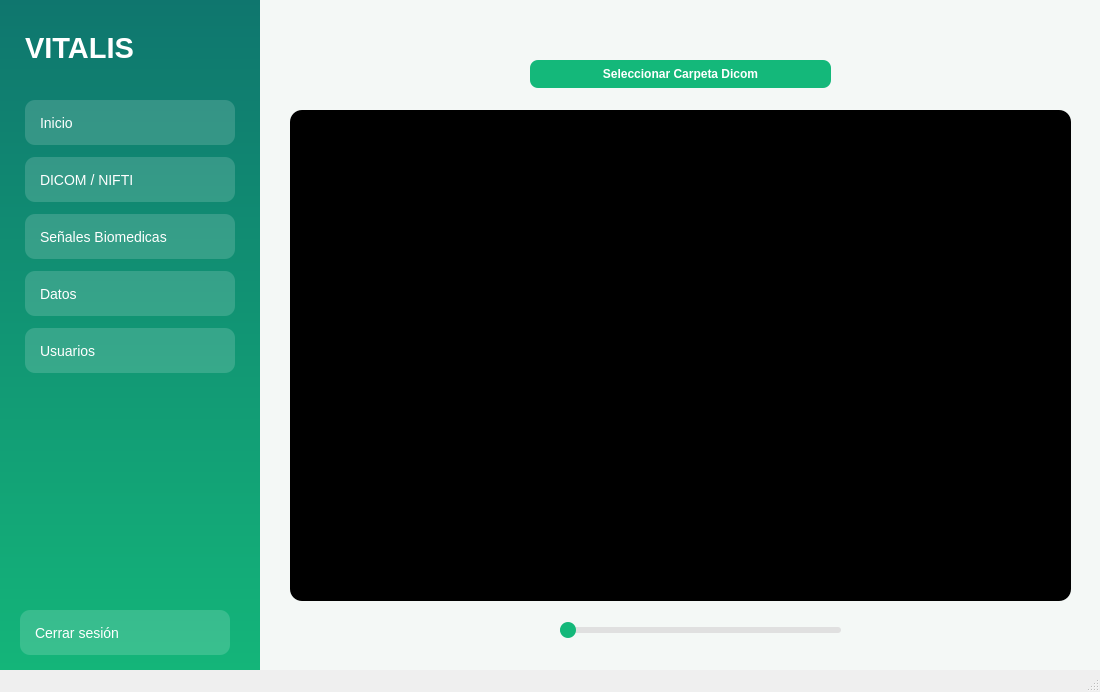
The window that views/ui/dashboard.ui (SofiCadavid/ProyectoFinal) describes before a commit, drawn with Qt 5.
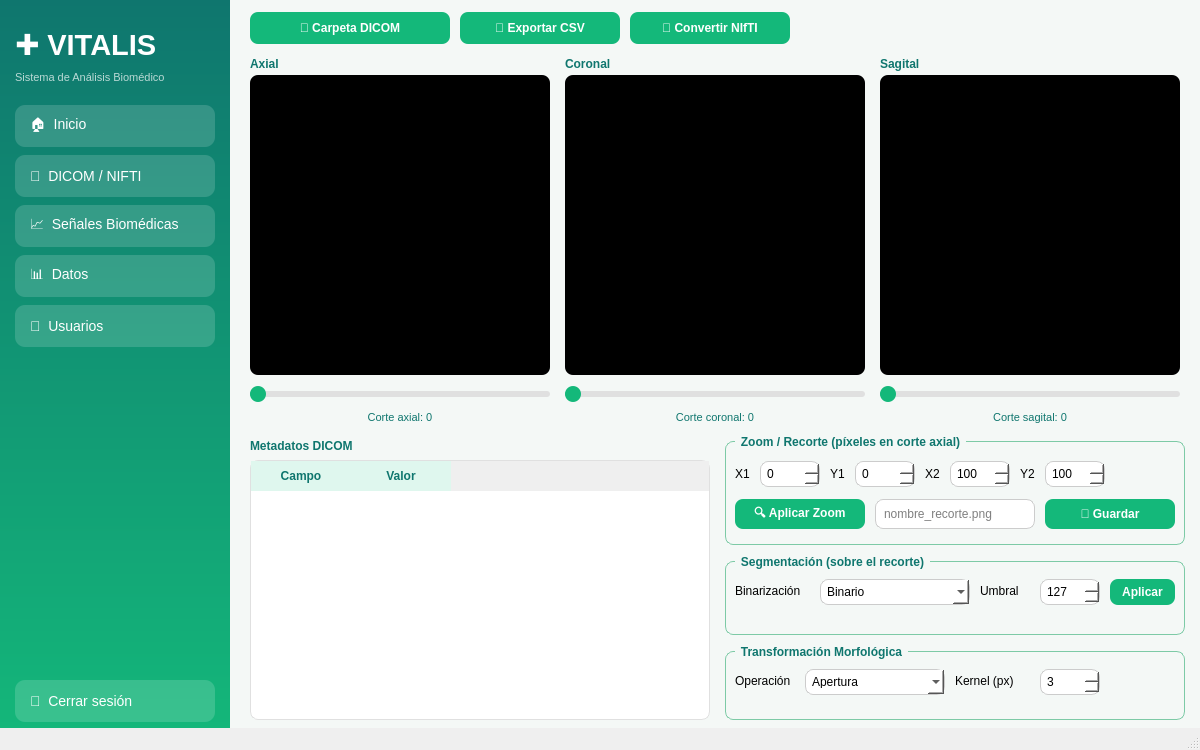
The same window after the commit. The open tabs and pages were chosen to show the change.

The edit to the form file:
```diff
--- a/views/ui/dashboard.ui
+++ b/views/ui/dashboard.ui
@@ -6,171 +6,97 @@
    <rect>
     <x>0</x>
     <y>0</y>
-    <width>1100</width>
-    <height>692</height>
+    <width>1200</width>
+    <height>750</height>
    </rect>
   </property>
   <property name="windowTitle">
    <string>Vitalis - Panel principal</string>
   </property>
   <property name="styleSheet">
-   <string notr="true">#centralwidget { background-color: #F4F8F6; }
+   <string notr="true">
+#centralwidget { background-color: #F4F8F6; }
 #sidebar { background-color: qlineargradient(x1:0, y1:0, x2:0, y2:1, stop:0 #0F766E, stop:1 #14B87A); }
 #labelLogoSidebar { color: #FFFFFF; }
-#sidebar QPushButton { background-color: rgba(255, 255, 255, 40); color: #FFFFFF; border: none; border-radius: 10px; text-align: left; padding-left: 15px; font-size: 14px; }
-#sidebar QPushButton:hover { background-color: rgba(255, 255, 255, 80); }
-#btnCerrarSesion { background-color: rgba(255, 255, 255, 25); }
-#btnCerrarSesion:hover { background-color: rgba(220, 80, 80, 160); }
+#sidebar QPushButton { background-color: rgba(255,255,255,40); color:#FFFFFF; border:none; border-radius:10px; text-align:left; padding-left:15px; font-size:14px; }
+#sidebar QPushButton:hover { background-color: rgba(255,255,255,80); }
+#btnCerrarSesion { background-color: rgba(255,255,255,25); }
+#btnCerrarSesion:hover { background-color: rgba(220,80,80,160); }
 #labelBienvenidaUsuario, #labelTituloUsuarios, #labelDicomInfo, #labelSenalesInfo, #labelDatosInfo { color: #0F766E; }
 #cardImagenes, #cardSenales, #cardDatos, #cardPrincipal, #cardForm, #cardTabla { background-color: #FFFFFF; border-radius: 15px; }
 #labelCardImg, #labelCardSen, #labelCardDat, #labelAreaTitulo, #labelFormTitulo, #labelTablaTitulo { color: #0F766E; }
-#labelAreaGeneral { border: 3px dashed #7DCAA6; border-radius: 12px; background: #F9FFFC; color: #0F766E; }
-QLineEdit, QComboBox { border: 1px solid #cccccc; border-radius: 8px; padding: 6px; background: #FFFFFF; }
-QLineEdit:focus { border: 1px solid #14B87A; }
-#btnCrearUsuario, #btnRefrescarUsuarios { background-color: #14B87A; color: #FFFFFF; border: none; border-radius: 8px; font-weight: bold; }
-#btnCrearUsuario:hover, #btnRefrescarUsuarios:hover { background-color: #0F766E; }
-QTableWidget { border: 1px solid #E0E0E0; border-radius: 8px; background: #FFFFFF; }
-QHeaderView::section { background-color: #DFF7EE; color: #0F766E; padding: 6px; border: none; font-weight: bold; }</string>
+#labelAreaGeneral { border: 3px dashed #7DCAA6; border-radius:12px; background:#F9FFFC; color:#0F766E; }
+QLineEdit, QComboBox { border:1px solid #cccccc; border-radius:8px; padding:6px; background:#FFFFFF; }
+QLineEdit:focus { border:1px solid #14B87A; }
+#btnCrearUsuario, #btnRefrescarUsuarios, #btnCargarDicom, #btnCargarSenal, #btnCargarTabla,
+#btnExportarCSV, #btnNifti, #btnAplicarZoom, #btnGuardarRecorte, #btnSegmentar,
+#btnGraficarCanal, #btnAgregarRuido, #btnEstadisticas3D, #btnGraficarColumnas, #btnGraficarScatter { background-color: #14B87A; color:#FFFFFF; border:none; border-radius:8px; font-weight:bold; }
+#btnCrearUsuario:hover, #btnRefrescarUsuarios:hover, #btnCargarDicom:hover, #btnCargarSenal:hover,
+#btnCargarTabla:hover, #btnExportarCSV:hover, #btnNifti:hover, #btnAplicarZoom:hover,
+#btnGuardarRecorte:hover, #btnSegmentar:hover, #btnGraficarCanal:hover, #btnAgregarRuido:hover,
+#btnEstadisticas3D:hover, #btnGraficarColumnas:hover, #btnGraficarScatter:hover { background-color: #0F766E; }
+QTableWidget { border:1px solid #E0E0E0; border-radius:8px; background:#FFFFFF; }
+QHeaderView::section { background-color:#DFF7EE; color:#0F766E; padding:6px; border:none; font-weight:bold; }
+QGroupBox { border:1px solid #7DCAA6; border-radius:8px; margin-top:6px; color:#0F766E; font-weight:bold; }
+QGroupBox::title { subcontrol-origin:margin; left:10px; padding:0 4px; }
+QSlider::groove:horizontal { border:none; height:6px; background:#E0E0E0; border-radius:3px; }
+QSlider::handle:horizontal { background:#14B87A; border:none; width:16px; height:16px; margin:-5px 0; border-radius:8px; }
+QSlider::handle:horizontal:hover { background:#0F766E; }
+QSlider::sub-page:horizontal { background:#7DCAA6; border-radius:3px; }
+QRadioButton { color:#0F766E; font-weight:bold; }
+QSpinBox { border:1px solid #cccccc; border-radius:8px; padding:4px; background:#FFFFFF; }
+   </string>
   </property>
   <widget class="QWidget" name="centralwidget">
    <widget class="QFrame" name="sidebar">
-    <property name="geometry">
-     <rect>
-      <x>0</x>
-      <y>0</y>
-      <width>260</width>
-      <height>700</height>
-     </rect>
-    </property>
+    <property name="geometry"><rect><x>0</x><y>0</y><width>230</width><height>750</height></rect></property>
     <widget class="QLabel" name="labelLogoSidebar">
-     <property name="geometry">
-      <rect>
-       <x>25</x>
-       <y>25</y>
-       <width>210</width>
-       <height>45</height>
-      </rect>
-     </property>
-     <property name="font">
-      <font>
-       <pointsize>22</pointsize>
-       <weight>75</weight>
-       <bold>true</bold>
-      </font>
-     </property>
-     <property name="text">
-      <string>VITALIS</string>
-     </property>
+     <property name="geometry"><rect><x>15</x><y>20</y><width>200</width><height>50</height></rect></property>
+     <property name="font"><font><pointsize>22</pointsize><weight>75</weight><bold>true</bold></font></property>
+     <property name="text"><string>✚ VITALIS</string></property>
+    </widget>
+    <widget class="QLabel" name="labelSubtituloSidebar">
+     <property name="geometry"><rect><x>15</x><y>68</y><width>200</width><height>18</height></rect></property>
+     <property name="font"><font><pointsize>8</pointsize></font></property>
+     <property name="styleSheet"><string>color: rgba(255,255,255,180);</string></property>
+     <property name="text"><string>Sistema de Análisis Biomédico</string></property>
     </widget>
     <widget class="QPushButton" name="btnNavInicio">
-     <property name="geometry">
-      <rect>
-       <x>25</x>
-       <y>100</y>
-       <width>210</width>
-       <height>45</height>
-      </rect>
-     </property>
-     <property name="cursor">
-      <cursorShape>PointingHandCursor</cursorShape>
-     </property>
-     <property name="text">
-      <string>Inicio</string>
-     </property>
+     <property name="geometry"><rect><x>15</x><y>105</y><width>200</width><height>42</height></rect></property>
+     <property name="cursor"><cursorShape>PointingHandCursor</cursorShape></property>
+     <property name="text"><string>🏠  Inicio</string></property>
     </widget>
     <widget class="QPushButton" name="btnNavDicom">
-     <property name="geometry">
-      <rect>
-       <x>25</x>
-       <y>157</y>
-       <width>210</width>
-       <height>45</height>
-      </rect>
-     </property>
-     <property name="cursor">
-      <cursorShape>PointingHandCursor</cursorShape>
-     </property>
-     <property name="text">
-      <string>DICOM / NIFTI</string>
-     </property>
+     <property name="geometry"><rect><x>15</x><y>155</y><width>200</width><height>42</height></rect></property>
+     <property name="cursor"><cursorShape>PointingHandCursor</cursorShape></property>
+     <property name="text"><string>🧠  DICOM / NIFTI</string></property>
     </widget>
     <widget class="QPushButton" name="btnNavSenales">
-     <property name="geometry">
-      <rect>
-       <x>25</x>
-       <y>214</y>
-       <width>210</width>
-       <height>45</height>
-      </rect>
-     </property>
-     <property name="cursor">
-      <cursorShape>PointingHandCursor</cursorShape>
-     </property>
-     <property name="text">
-      <string>Señales Biomedicas</string>
-     </property>
+     <property name="geometry"><rect><x>15</x><y>205</y><width>200</width><height>42</height></rect></property>
+     <property name="cursor"><cursorShape>PointingHandCursor</cursorShape></property>
+     <property name="text"><string>📈  Señales Biomédicas</string></property>
     </widget>
     <widget class="QPushButton" name="btnNavDatos">
-     <property name="geometry">
-      <rect>
-       <x>25</x>
-       <y>271</y>
-       <width>210</width>
-       <height>45</height>
-      </rect>
-     </property>
-     <property name="cursor">
-      <cursorShape>PointingHandCursor</cursorShape>
-     </property>
-     <property name="text">
-      <string>Datos</string>
-     </property>
+     <property name="geometry"><rect><x>15</x><y>255</y><width>200</width><height>42</height></rect></property>
+     <property name="cursor"><cursorShape>PointingHandCursor</cursorShape></property>
+     <property name="text"><string>📊  Datos</string></property>
     </widget>
     <widget class="QPushButton" name="btnNavUsuarios">
-     <property name="geometry">
-      <rect>
-       <x>25</x>
-       <y>328</y>
-       <width>210</width>
-       <height>45</height>
-      </rect>
-     </property>
-     <property name="cursor">
-      <cursorShape>PointingHandCursor</cursorShape>
-     </property>
-     <property name="text">
-      <string>Usuarios</string>
-     </property>
+     <property name="geometry"><rect><x>15</x><y>305</y><width>200</width><height>42</height></rect></property>
+     <property name="cursor"><cursorShape>PointingHandCursor</cursorShape></property>
+     <property name="text"><string>👥  Usuarios</string></property>
     </widget>
     <widget class="QPushButton" name="btnCerrarSesion">
-     <property name="geometry">
-      <rect>
-       <x>20</x>
-       <y>610</y>
-       <width>210</width>
-       <height>45</height>
-      </rect>
-     </property>
-     <property name="cursor">
-      <cursorShape>PointingHandCursor</cursorShape>
-     </property>
-     <property name="text">
-      <string>Cerrar sesión</string>
-     </property>
+     <property name="geometry"><rect><x>15</x><y>680</y><width>200</width><height>42</height></rect></property>
+     <property name="cursor"><cursorShape>PointingHandCursor</cursorShape></property>
+     <property name="text"><string>🚪  Cerrar sesión</string></property>
     </widget>
    </widget>
    <widget class="QStackedWidget" name="stackedContenido">
-    <property name="geometry">
-     <rect>
-      <x>260</x>
-      <y>0</y>
-      <width>831</width>
-      <height>661</height>
-     </rect>
-    </property>
-    <property name="currentIndex">
-     <number>0</number>
-    </property>
+    <property name="geometry"><rect><x>230</x><y>0</y><width>970</width><height>750</height></rect></property>
+    <property name="currentIndex"><number>0</number></property>
+
+    <!-- ========== PAGE 0: INICIO ========== -->
     <widget class="QWidget" name="pageInicio">
      <widget class="QLabel" name="labelBienvenidaUsuario">
       <property name="geometry">
@@ -629,93 +555,220 @@
      </widget>
     </widget>
     <widget class="QWidget" name="pageDicom">
-     <widget class="QLabel" name="lblDicom">
-      <property name="geometry">
-       <rect>
-        <x>30</x>
-        <y>110</y>
-        <width>781</width>
-        <height>491</height>
-       </rect>
-      </property>
-      <property name="styleSheet">
-       <string notr="true">background-color: #000000; 
-border-radius: 12px;
-color: #777777;
-</string>
-      </property>
-      <property name="text">
-       <string/>
-      </property>
-      <property name="alignment">
-       <set>Qt::AlignCenter</set>
-      </property>
-     </widget>
+
+     <!-- Barra superior de botones -->
      <widget class="QPushButton" name="btnCargarDicom">
-      <property name="geometry">
-       <rect>
-        <x>270</x>
-        <y>60</y>
-        <width>301</width>
-        <height>28</height>
-       </rect>
-      </property>
-      <property name="styleSheet">
-       <string notr="true">background-color: #14B87A; 
-color: #FFFFFF; 
-border: none; 
-border-radius: 8px; 
-font-weight: bold;
-padding: 8px;</string>
-      </property>
-      <property name="text">
-       <string>Seleccionar Carpeta Dicom</string>
-      </property>
+      <property name="geometry"><rect><x>20</x><y>12</y><width>200</width><height>32</height></rect></property>
+      <property name="cursor"><cursorShape>PointingHandCursor</cursorShape></property>
+      <property name="text"><string>📂 Carpeta DICOM</string></property>
      </widget>
-     <widget class="QSlider" name="sliderCortes">
-      <property name="geometry">
-       <rect>
-        <x>300</x>
-        <y>610</y>
-        <width>281</width>
-        <height>41</height>
-       </rect>
-      </property>
-      <property name="styleSheet">
-       <string notr="true">/* La barra de fondo por donde se desliza */
-QSlider::groove:horizontal {
-    border: none;
-    height: 6px;
-    background: #E0E0E0;
-    border-radius: 3px;
-}
+     <widget class="QPushButton" name="btnExportarCSV">
+      <property name="geometry"><rect><x>230</x><y>12</y><width>160</width><height>32</height></rect></property>
+      <property name="cursor"><cursorShape>PointingHandCursor</cursorShape></property>
+      <property name="text"><string>💾 Exportar CSV</string></property>
+     </widget>
+     <widget class="QPushButton" name="btnNifti">
+      <property name="geometry"><rect><x>400</x><y>12</y><width>160</width><height>32</height></rect></property>
+      <property name="cursor"><cursorShape>PointingHandCursor</cursorShape></property>
+      <property name="text"><string>🔄 Convertir NIfTI</string></property>
+     </widget>
 
-/* El botón redondo que arrastras */
-QSlider::handle:horizontal {
-    background: #14B87A; /* El verde brillante de Vitalis */
-    border: none;
-    width: 16px;
-    height: 16px;
-    margin: -5px 0; /* Lo centra perfectamente sobre la barra */
-    border-radius: 8px; /* Lo hace completamente redondo */
-}
+     <!-- Área de visualización de los 3 cortes -->
+     <!-- Axial -->
+     <widget class="QLabel" name="labelPlanoAxial">
+      <property name="geometry"><rect><x>20</x><y>55</y><width>80</width><height>18</height></rect></property>
+      <property name="styleSheet"><string>color:#0F766E; font-weight:bold;</string></property>
+      <property name="text"><string>Axial</string></property>
+     </widget>
+     <widget class="QLabel" name="lblCorteAxial">
+      <property name="geometry"><rect><x>20</x><y>75</y><width>300</width><height>300</height></rect></property>
+      <property name="styleSheet"><string>background-color:#000000; border-radius:8px; color:#555555;</string></property>
+      <property name="text"><string/></property>
+      <property name="alignment"><set>Qt::AlignCenter</set></property>
+     </widget>
+     <widget class="QSlider" name="sliderAxial">
+      <property name="geometry"><rect><x>20</x><y>380</y><width>300</width><height>28</height></rect></property>
+      <property name="orientation"><enum>Qt::Horizontal</enum></property>
+     </widget>
+     <widget class="QLabel" name="labelSliderAxialVal">
+      <property name="geometry"><rect><x>20</x><y>408</y><width>300</width><height>18</height></rect></property>
+      <property name="styleSheet"><string>color:#0F766E; font-size:11px;</string></property>
+      <property name="text"><string>Corte axial: 0</string></property>
+      <property name="alignment"><set>Qt::AlignCenter</set></property>
+     </widget>
 
-/* Cambia de color cuando el médico pasa el mouse por encima del botón */
-QSlider::handle:horizontal:hover {
-    background: #0F766E; /* El verde oscuro del Sidebar */
-    background-color: qradialgradient(cx:0.5, cy:0.5, radius:0.5, fx:0.5, fy:0.5, stop:0 #14B87A, stop:1 #0F766E);
-}
+     <!-- Coronal -->
+     <widget class="QLabel" name="labelPlanoCoronal">
+      <property name="geometry"><rect><x>335</x><y>55</y><width>80</width><height>18</height></rect></property>
+      <property name="styleSheet"><string>color:#0F766E; font-weight:bold;</string></property>
+      <property name="text"><string>Coronal</string></property>
+     </widget>
+     <widget class="QLabel" name="lblCorteCoronal">
+      <property name="geometry"><rect><x>335</x><y>75</y><width>300</width><height>300</height></rect></property>
+      <property name="styleSheet"><string>background-color:#000000; border-radius:8px; color:#555555;</string></property>
+      <property name="text"><string/></property>
+      <property name="alignment"><set>Qt::AlignCenter</set></property>
+     </widget>
+     <widget class="QSlider" name="sliderCoronal">
+      <property name="geometry"><rect><x>335</x><y>380</y><width>300</width><height>28</height></rect></property>
+      <property name="orientation"><enum>Qt::Horizontal</enum></property>
+     </widget>
+     <widget class="QLabel" name="labelSliderCoronalVal">
+      <property name="geometry"><rect><x>335</x><y>408</y><width>300</width><height>18</height></rect></property>
+      <property name="styleSheet"><string>color:#0F766E; font-size:11px;</string></property>
+      <property name="text"><string>Corte coronal: 0</string></property>
+      <property name="alignment"><set>Qt::AlignCenter</set></property>
+     </widget>
 
-/* La barra que se va llenando a la izquierda del botón */
-QSlider::sub-page:horizontal {
-    background: #7DCAA6; /* Un verde más suave para el progreso */
-    border-radius: 3px;
-}</string>
-      </property>
-      <property name="orientation">
-       <enum>Qt::Horizontal</enum>
-      </property>
+     <!-- Sagital -->
+     <widget class="QLabel" name="labelPlanoSagital">
+      <property name="geometry"><rect><x>650</x><y>55</y><width>80</width><height>18</height></rect></property>
+      <property name="styleSheet"><string>color:#0F766E; font-weight:bold;</string></property>
+      <property name="text"><string>Sagital</string></property>
      </widget>
+     <widget class="QLabel" name="lblCorteSagital">
+      <property name="geometry"><rect><x>650</x><y>75</y><width>300</width><height>300</height></rect></property>
+      <property name="styleSheet"><string>background-color:#000000; border-radius:8px; color:#555555;</string></property>
+      <property name="text"><string/></property>
+      <property name="alignment"><set>Qt::AlignCenter</set></property>
+     </widget>
+     <widget class="QSlider" name="sliderSagital">
+      <property name="geometry"><rect><x>650</x><y>380</y><width>300</width><height>28</height></rect></property>
+      <property name="orientation"><enum>Qt::Horizontal</enum></property>
+     </widget>
+     <widget class="QLabel" name="labelSliderSagitalVal">
+      <property name="geometry"><rect><x>650</x><y>408</y><width>300</width><height>18</height></rect></property>
+      <property name="styleSheet"><string>color:#0F766E; font-size:11px;</string></property>
+      <property name="text"><string>Corte sagital: 0</string></property>
+      <property name="alignment"><set>Qt::AlignCenter</set></property>
+     </widget>
+
+     <!-- Panel inferior: Metadatos -->
+     <widget class="QLabel" name="labelMetaTitulo">
+      <property name="geometry"><rect><x>20</x><y>435</y><width>300</width><height>22</height></rect></property>
+      <property name="styleSheet"><string>color:#0F766E; font-weight:bold; font-size:12px;</string></property>
+      <property name="text"><string>Metadatos DICOM</string></property>
+     </widget>
+     <widget class="QTableWidget" name="tablaMetadatos">
+      <property name="geometry"><rect><x>20</x><y>460</y><width>460</width><height>260</height></rect></property>
+      <property name="editTriggers"><set>QAbstractItemView::NoEditTriggers</set></property>
+      <column><property name="text"><string>Campo</string></property></column>
+      <column><property name="text"><string>Valor</string></property></column>
+     </widget>
+
+     <!-- Panel inferior derecho: Zoom / Segmentación / Morfología -->
+     <widget class="QGroupBox" name="groupZoom">
+      <property name="geometry"><rect><x>495</x><y>435</y><width>460</width><height>110</height></rect></property>
+      <property name="title"><string>Zoom / Recorte (píxeles en corte axial)</string></property>
+      <widget class="QLabel" name="labelX1">
+       <property name="geometry"><rect><x>10</x><y>28</y><width>25</width><height>22</height></rect></property>
+       <property name="text"><string>X1</string></property>
+      </widget>
+      <widget class="QSpinBox" name="spinX1">
+       <property name="geometry"><rect><x>35</x><y>26</y><width>60</width><height>26</height></rect></property>
+       <property name="maximum"><number>9999</number></property>
+      </widget>
+      <widget class="QLabel" name="labelY1">
+       <property name="geometry"><rect><x>105</x><y>28</y><width>25</width><height>22</height></rect></property>
+       <property name="text"><string>Y1</string></property>
+      </widget>
+      <widget class="QSpinBox" name="spinY1">
+       <property name="geometry"><rect><x>130</x><y>26</y><width>60</width><height>26</height></rect></property>
+       <property name="maximum"><number>9999</number></property>
+      </widget>
+      <widget class="QLabel" name="labelX2">
+       <property name="geometry"><rect><x>200</x><y>28</y><width>25</width><height>22</height></rect></property>
+       <property name="text"><string>X2</string></property>
+      </widget>
+      <widget class="QSpinBox" name="spinX2">
+       <property name="geometry"><rect><x>225</x><y>26</y><width>60</width><height>26</height></rect></property>
+       <property name="maximum"><number>9999</number></property>
+       <property name="value"><number>100</number></property>
+      </widget>
+      <widget class="QLabel" name="labelY2">
+       <property name="geometry"><rect><x>295</x><y>28</y><width>25</width><height>22</height></rect></property>
+       <property name="text"><string>Y2</string></property>
+      </widget>
+      <widget class="QSpinBox" name="spinY2">
+       <property name="geometry"><rect><x>320</x><y>26</y><width>60</width><height>26</height></rect></property>
+       <property name="maximum"><number>9999</number></property>
+       <property name="value"><number>100</number></property>
+      </widget>
+      <widget class="QPushButton" name="btnAplicarZoom">
+       <property name="geometry"><rect><x>10</x><y>64</y><width>130</width><height>30</height></rect></property>
+       <property name="cursor"><cursorShape>PointingHandCursor</cursorShape></property>
+       <property name="text"><string>🔍 Aplicar Zoom</string></property>
+      </widget>
+      <widget class="QLineEdit" name="lineEditNombreRecorte">
+       <property name="geometry"><rect><x>150</x><y>64</y><width>160</width><height>30</height></rect></property>
+       <property name="placeholderText"><string>nombre_recorte.png</string></property>
+      </widget>
+      <widget class="QPushButton" name="btnGuardarRecorte">
+       <property name="geometry"><rect><x>320</x><y>64</y><width>130</width><height>30</height></rect></property>
+       <property name="cursor"><cursorShape>PointingHandCursor</cursorShape></property>
+       <property name="text"><string>💾 Guardar</string></property>
+      </widget>
+     </widget>
+
+     <widget class="QGroupBox" name="groupSegmentacion">
+      <property name="geometry"><rect><x>495</x><y>555</y><width>460</width><height>80</height></rect></property>
+      <property name="title"><string>Segmentación (sobre el recorte)</string></property>
+      <widget class="QLabel" name="labelTipoUmbral">
+       <property name="geometry"><rect><x>10</x><y>26</y><width>80</width><height>20</height></rect></property>
+       <property name="text"><string>Binarización</string></property>
+      </widget>
+      <widget class="QComboBox" name="comboTipoUmbral">
+       <property name="geometry"><rect><x>95</x><y>24</y><width>150</width><height>26</height></rect></property>
+       <item><property name="text"><string>Binario</string></property></item>
+       <item><property name="text"><string>Binario Invertido</string></property></item>
+       <item><property name="text"><string>Truncado</string></property></item>
+       <item><property name="text"><string>ToZero</string></property></item>
+       <item><property name="text"><string>ToZero Invertido</string></property></item>
+      </widget>
+      <widget class="QLabel" name="labelValorUmbral">
+       <property name="geometry"><rect><x>255</x><y>26</y><width>55</width><height>20</height></rect></property>
+       <property name="text"><string>Umbral</string></property>
+      </widget>
+      <widget class="QSpinBox" name="spinValorUmbral">
+       <property name="geometry"><rect><x>315</x><y>24</y><width>60</width><height>26</height></rect></property>
+       <property name="maximum"><number>255</number></property>
+       <property name="value"><number>127</number></property>
+      </widget>
+      <widget class="QPushButton" name="btnSegmentar">
+       <property name="geometry"><rect><x>385</x><y>24</y><width>65</width><height>26</height></rect></property>
+       <property name="cursor"><cursorShape>PointingHandCursor</cursorShape></property>
+       <property name="text"><string>Aplicar</string></property>
+      </widget>
+     </widget>
+
+     <widget class="QGroupBox" name="groupMorfologia">
+      <property name="geometry"><rect><x>495</x><y>645</y><width>460</width><height>75</height></rect></property>
+      <property name="title"><string>Transformación Morfológica</string></property>
+      <widget class="QLabel" name="labelTipoMorf">
+       <property name="geometry"><rect><x>10</x><y>26</y><width>65</width><height>20</height></rect></property>
+       <property name="text"><string>Operación</string></property>
+      </widget>
+      <widget class="QComboBox" name="comboTipoMorfologia">
+       <property name="geometry"><rect><x>80</x><y>24</y><width>140</width><height>26</height></rect></property>
+       <item><property name="text"><string>Apertura</string></property></item>
+       <item><property name="text"><string>Cierre</string></property></item>
+       <item><property name="text"><string>Erosión</string></property></item>
+       <item><property name="text"><string>Dilatación</string></property></item>
+       <item><property name="text"><string>Gradiente</string></property></item>
+      </widget>
+      <widget class="QLabel" name="labelKernel">
+       <property name="geometry"><rect><x>230</x><y>26</y><width>80</width><height>20</height></rect></property>
+       <property name="text"><string>Kernel (px)</string></property>
+      </widget>
+      <widget class="QSpinBox" name="spinKernel">
+       <property name="geometry"><rect><x>315</x><y>24</y><width>60</width><height>26</height></rect></property>
+       <property name="minimum"><number>1</number></property>
+       <property name="maximum"><number>51</number></property>
+       <property name="singleStep"><number>2</number></property>
+       <property name="value"><number>3</number></property>
+      </widget>
+     </widget>
+
     </widget>
     <widget class="QWidget" name="pageSenales">
      <widget class="QPushButton" name="btnCargarSenal">
```
Left out of the diff: 784 changed lines with no effect on the pictures.
